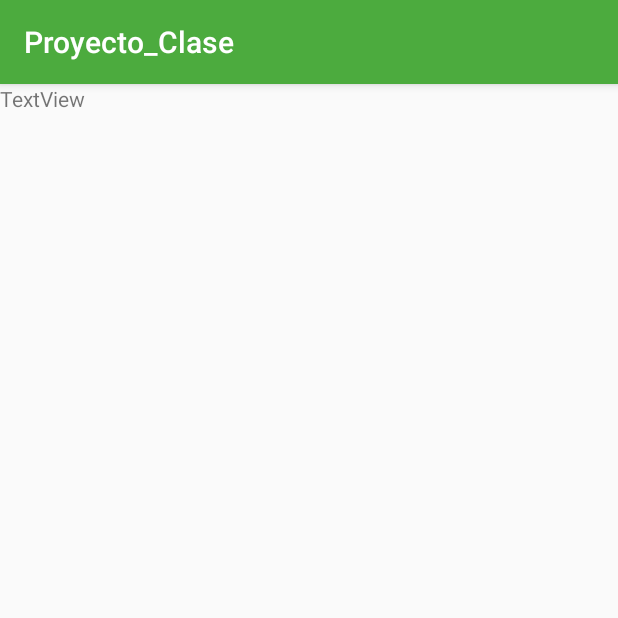
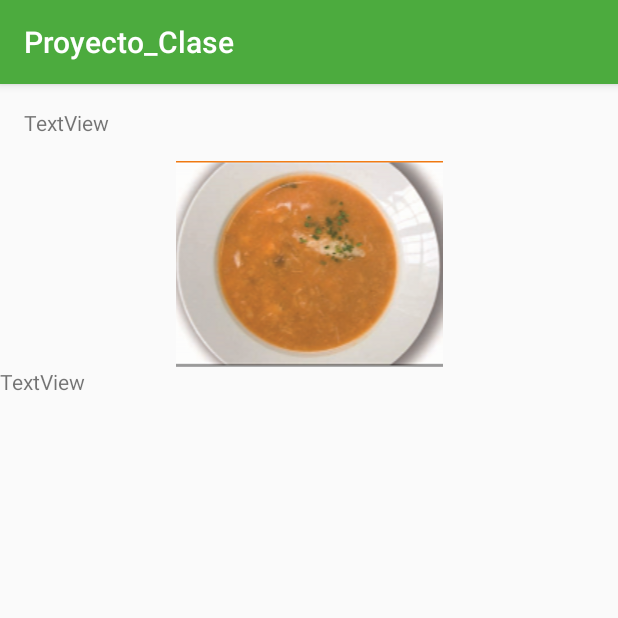
Before and after one commit to DavidAguayo/Proyecto_Clase, an Android app: the InfoReceta screen opened directly, with no data from a screen before it, on a phone screen of 412 x 824 dp, the top half of it. Run offline under Robolectric (Android 15) with nearby library versions, the phone set to English and light mode, and no system bars.

Commit message:
commit07/05

```diff
--- a/app/src/main/res/layout/activity_info_receta.xml
+++ b/app/src/main/res/layout/activity_info_receta.xml
@@ -1,5 +1,6 @@
 <?xml version="1.0" encoding="utf-8"?>
 <LinearLayout xmlns:android="http://schemas.android.com/apk/res/android"
+    xmlns:app="http://schemas.android.com/apk/res-auto"
     xmlns:tools="http://schemas.android.com/tools"
     android:id="@+id/activity_info_receta"
     android:layout_width="match_parent"
@@ -15,5 +16,40 @@
         android:text="TextView"
         android:layout_width="match_parent"
         android:layout_height="wrap_content"
-        android:id="@+id/elaboracion" />
+        android:id="@+id/elaboracion"
+        android:padding="16dp"/>
+
+    <ImageView
+        android:layout_width="match_parent"
+        android:layout_height="wrap_content"
+        app:srcCompat="@drawable/r1"
+        android:id="@+id/plato" />
+
+    <TextView
+        android:text="TextView"
+        android:layout_width="match_parent"
+        android:layout_height="wrap_content"
+        android:id="@+id/ingredientes" />
+
+    <TableLayout
+        android:layout_width="match_parent"
+        android:layout_height="match_parent">
+
+        <TableRow
+            android:layout_width="match_parent"
+            android:layout_height="match_parent" />
+
+        <TableRow
+            android:layout_width="match_parent"
+            android:layout_height="match_parent" />
+
+        <TableRow
+            android:layout_width="match_parent"
+            android:layout_height="match_parent" />
+
+        <TableRow
+            android:layout_width="match_parent"
+            android:layout_height="match_parent" />
+    </TableLayout>
+
 </LinearLayout>
```
